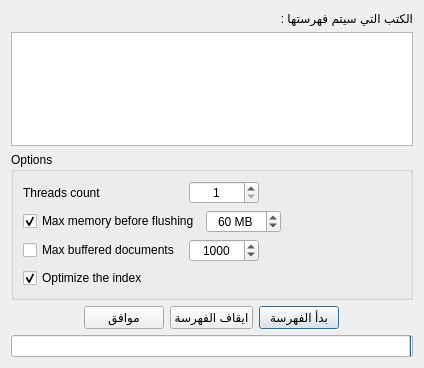
The window that indexingdialg.ui (boussouira/albahhet) describes before a commit, drawn with Qt 5.
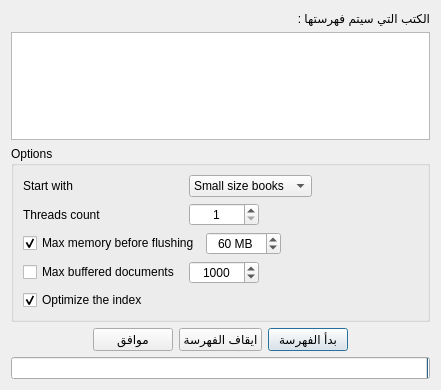
The same window after the commit.

Commit message: Chose which book size to start with

Diff of the .ui file:
```diff
--- a/indexingdialg.ui
+++ b/indexingdialg.ui
@@ -6,8 +6,8 @@
    <rect>
     <x>0</x>
     <y>0</y>
-    <width>424</width>
-    <height>368</height>
+    <width>441</width>
+    <height>390</height>
    </rect>
   </property>
   <property name="windowTitle">
@@ -45,6 +45,50 @@
       <string>Options</string>
      </property>
      <layout class="QVBoxLayout" name="verticalLayout">
+      <item>
+       <layout class="QHBoxLayout" name="horizontalLayout_5">
+        <item>
+         <widget class="QLabel" name="label_3">
+          <property name="minimumSize">
+           <size>
+            <width>160</width>
+            <height>0</height>
+           </size>
+          </property>
+          <property name="text">
+           <string>Start with</string>
+          </property>
+         </widget>
+        </item>
+        <item>
+         <widget class="QComboBox" name="comboBox">
+          <item>
+           <property name="text">
+            <string>Small size books</string>
+           </property>
+          </item>
+          <item>
+           <property name="text">
+            <string>Large size books</string>
+           </property>
+          </item>
+         </widget>
+        </item>
+        <item>
+         <spacer name="horizontalSpacer_6">
+          <property name="orientation">
+           <enum>Qt::Horizontal</enum>
+          </property>
+          <property name="sizeHint" stdset="0">
+           <size>
+            <width>40</width>
+            <height>20</height>
+           </size>
+          </property>
+         </spacer>
+        </item>
+       </layout>
+      </item>
       <item>
        <layout class="QHBoxLayout" name="horizontalLayout_4">
         <item>
```
The commit also changes 2 other files.
